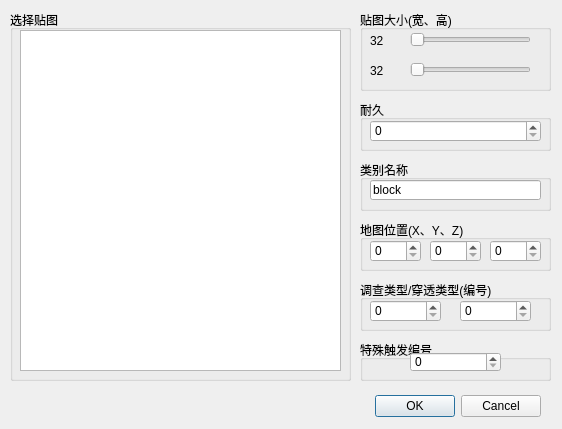
Above: inmapitemdialog.ui from wan2004/SpriteMapEditor before the change. Below: the same form after it.
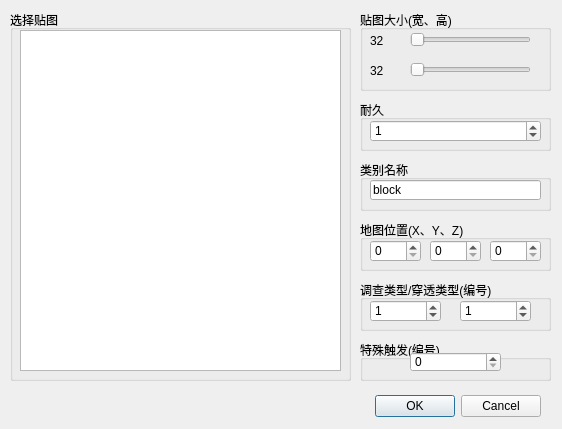
That is the form after the change.

Diff of the .ui file:
```diff
--- a/inmapitemdialog.ui
+++ b/inmapitemdialog.ui
@@ -177,6 +177,9 @@
       <height>22</height>
      </rect>
     </property>
+    <property name="value">
+     <number>1</number>
+    </property>
    </widget>
   </widget>
   <widget class="QGroupBox" name="groupBox_4">
@@ -269,6 +272,9 @@
       <height>22</height>
      </rect>
     </property>
+    <property name="value">
+     <number>1</number>
+    </property>
    </widget>
    <widget class="QSpinBox" name="crossTypeBox">
     <property name="geometry">
@@ -279,6 +285,9 @@
       <height>22</height>
      </rect>
     </property>
+    <property name="value">
+     <number>1</number>
+    </property>
    </widget>
   </widget>
   <widget class="QGroupBox" name="groupBox_7">
@@ -291,7 +300,7 @@
     </rect>
    </property>
    <property name="title">
-    <string>特殊触发编号</string>
+    <string>特殊触发(编号)</string>
    </property>
    <widget class="QSpinBox" name="triggerBox">
     <property name="geometry">
```
Left out of the diff: 11 changed lines with no effect on the pictures.
